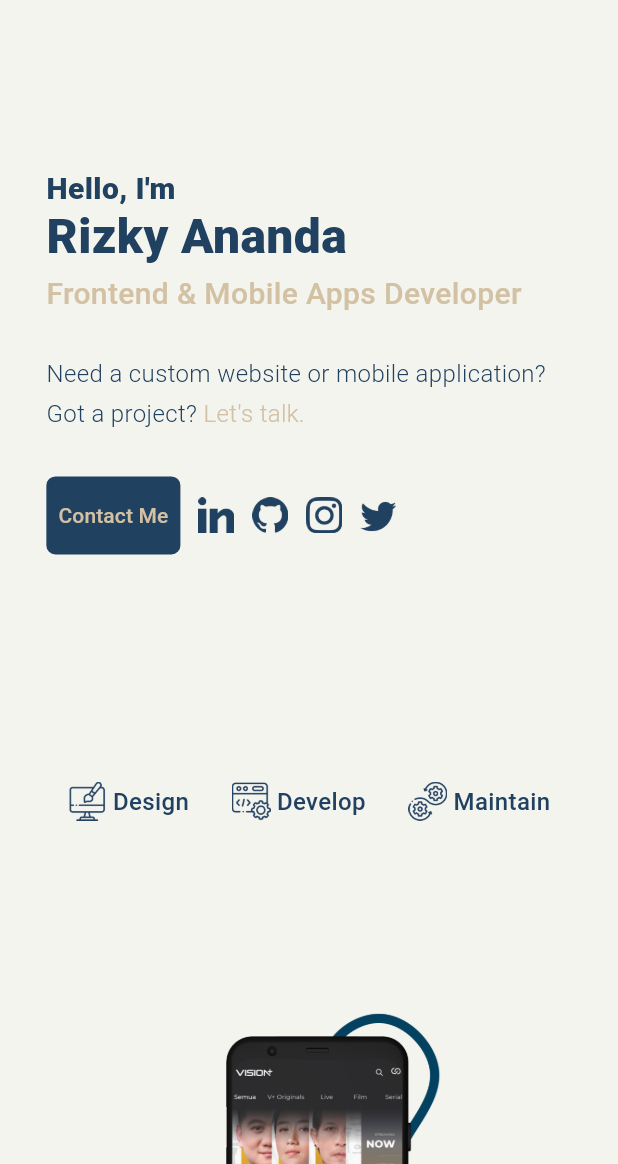
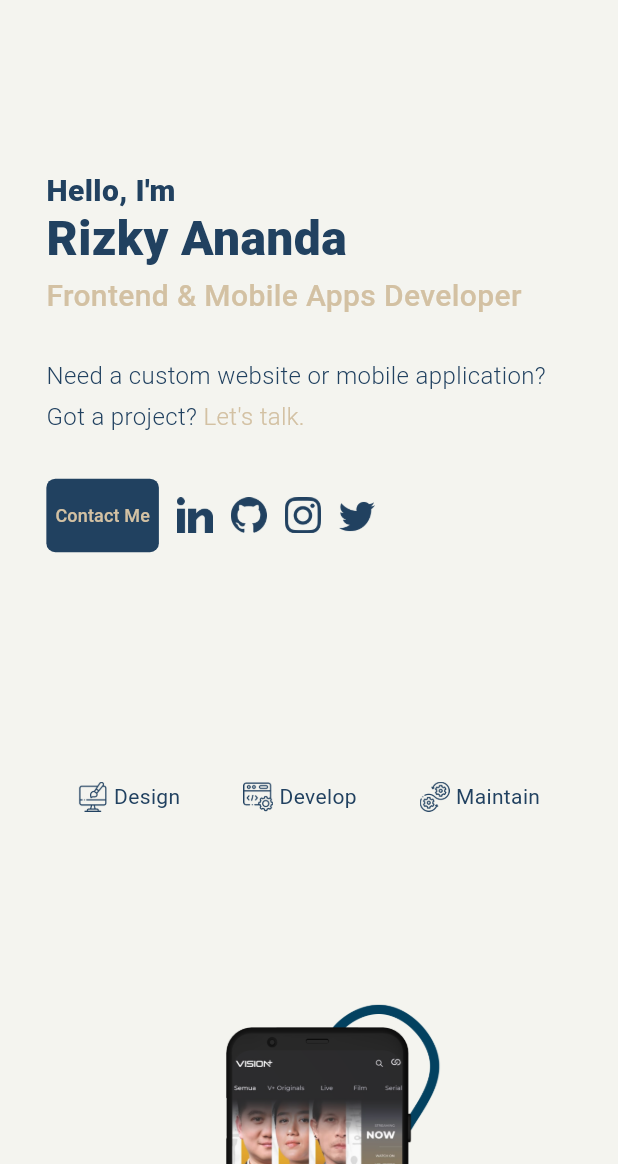
Before and after one commit to ekyrizky/ekyrizky-web-portfolio, a Flutter app: the screen it shows after launch, on a phone screen of 412 x 824 dp, the part 72-1236 px from its top. Run offline on Flutter 3.47's test engine with Material 3 defaults, Android fonts, the phone set to English and light mode, and no system bars; our stand-ins replace get, google_fonts; missing offline and left inert: dart:html; Roboto replaces fonts that are missing (Farro).

Commit message:
fix overflow

```diff
--- a/lib/components/hero/button_social.dart
+++ b/lib/components/hero/button_social.dart
@@ -19,7 +19,7 @@ class ButtonSocial extends StatelessWidget {
             backgroundColor: MaterialStateProperty.all<Color>(kPrimaryColor),
             padding: MaterialStateProperty.all<EdgeInsets>(
               EdgeInsets.symmetric(
-                horizontal: ScreenHelper.isMobile(context) ? 8 : 14,
+                horizontal: ScreenHelper.isMobile(context) ? 6 : 14,
                 vertical: ScreenHelper.isMobile(context) ? 16 : 20,
               ),
             ),
@@ -39,11 +39,11 @@ class ButtonSocial extends StatelessWidget {
               );
               html.window.open(gmailLaunchUri.toString(), '_blank');
             },
-            child: const Text(
+            child: Text(
               "Contact Me",
               style: TextStyle(
                 color: kSecondaryColor,
-                fontSize: 14,
+                fontSize: ScreenHelper.isMobile(context) ? 12 : 14,
               ),
             ),
           ),
--- a/lib/components/skills/process_item.dart
+++ b/lib/components/skills/process_item.dart
@@ -13,9 +13,9 @@ class ProcessItem extends StatelessWidget {
 
   @override
   Widget build(BuildContext context) {
-    final double iconSize = ScreenHelper.isMobile(context) ? 26 : 36;
+    final double iconSize = ScreenHelper.isMobile(context) ? 20 : 36;
     final double padding = ScreenHelper.isMobile(context) ? 4 : 16;
-    final double textSize = ScreenHelper.isMobile(context) ? 16 : 20;
+    final double textSize = ScreenHelper.isMobile(context) ? 14 : 20;
 
     return Row(
       crossAxisAlignment: CrossAxisAlignment.center,
@@ -32,7 +32,7 @@ class ProcessItem extends StatelessWidget {
           style: TextStyle(
             color: kPrimaryColor,
             fontSize: textSize,
-            fontWeight: FontWeight.w500,
+            fontWeight: FontWeight.w400,
           ),
         ),
       ],
--- a/lib/utils/screen_helper.dart
+++ b/lib/utils/screen_helper.dart
@@ -14,14 +14,17 @@ class ScreenHelper extends StatelessWidget {
   final Widget desktop;
 
   static bool isDesktop(BuildContext context) =>
-      MediaQuery.of(context).size.width >= kTabletMaxWidth;
+      screenWidth(context) >= kTabletMaxWidth;
 
   static bool isTablet(BuildContext context) =>
-      MediaQuery.of(context).size.width >= kPhoneMaxWidth &&
-      MediaQuery.of(context).size.width <= kTabletMaxWidth;
+      screenWidth(context) >= kPhoneMaxWidth &&
+      screenWidth(context) <= kTabletMaxWidth;
 
   static bool isMobile(BuildContext context) =>
-      MediaQuery.of(context).size.width <= kPhoneMaxWidth;
+      screenWidth(context) <= kPhoneMaxWidth;
+
+  static double screenWidth(BuildContext context) =>
+      MediaQuery.of(context).size.width;
 
   static double getPadding(BuildContext context) {
     if (isMobile(context) || isTablet(context)) {
```
Also changed, not shown: lib/pages/portfolio_page.dart (+13 -3 lines).
